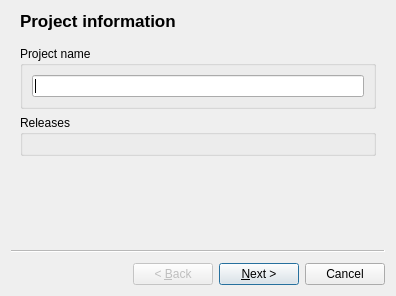
The window that dialogs/newprojectwizard.ui (Kicer86/builder) describes before a commit, drawn with Qt 5.
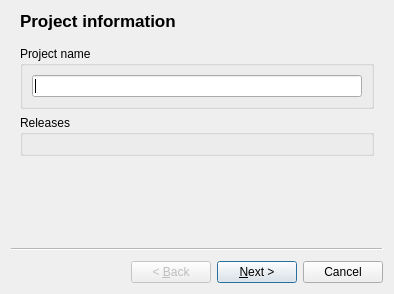
The same window after the commit.

Commit message: Missing dialogs' titles added

```diff
--- a/dialogs/newprojectwizard.ui
+++ b/dialogs/newprojectwizard.ui
@@ -6,8 +6,8 @@
    <rect>
     <x>0</x>
     <y>0</y>
-    <width>396</width>
-    <height>296</height>
+    <width>394</width>
+    <height>294</height>
    </rect>
   </property>
   <property name="sizePolicy">
```
Left out of the diff: 2 changed lines with no effect on the pictures. The commit also changes 4 other files.
